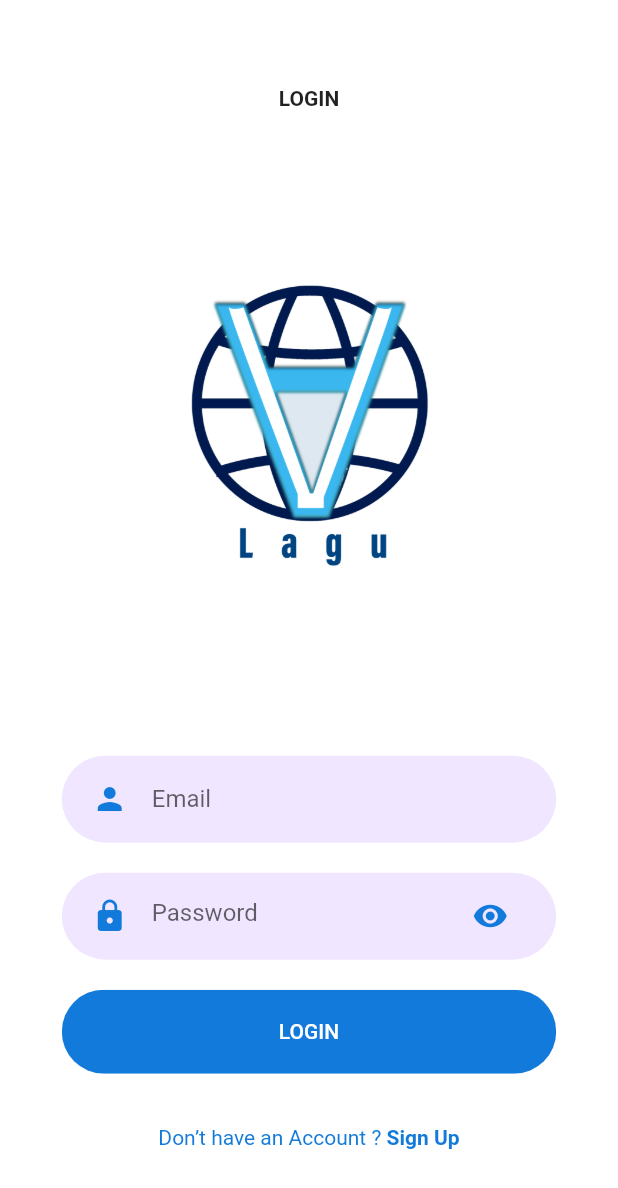
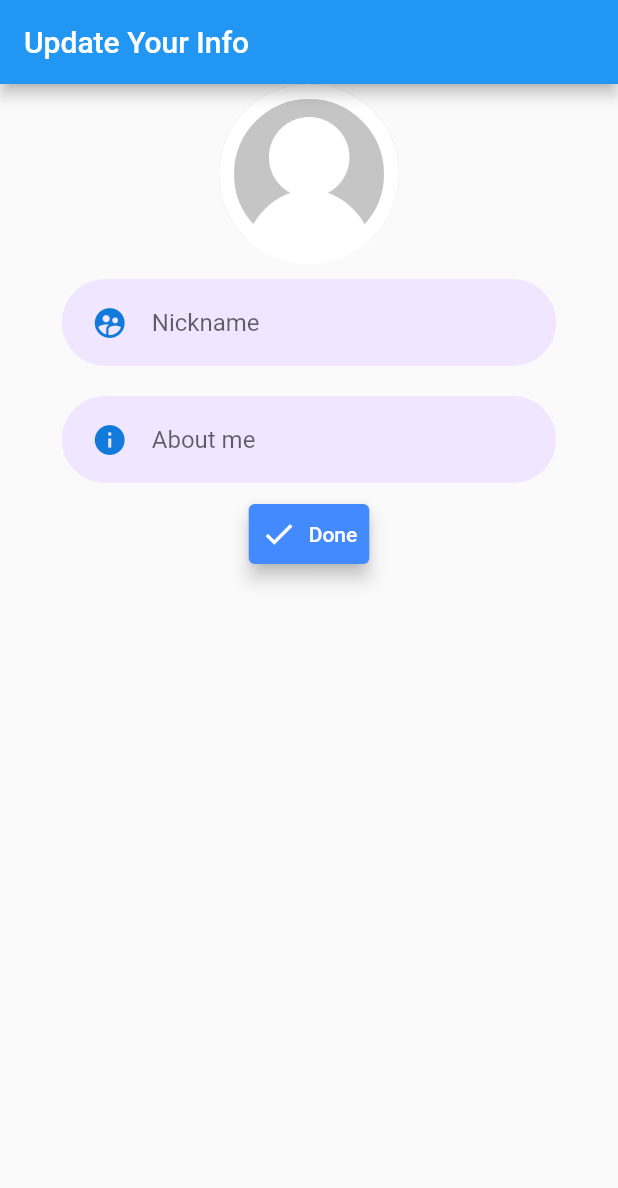
Before and after one commit to quanphanhong/lagu-app, a Flutter app: the screen it shows after launch, on a phone screen of 412 x 824 dp. Shown: the top 1188 px of the screen. Run offline on Flutter 3.47's test engine with Material 2 defaults, Android fonts, the phone set to English and light mode, and no system bars; our stand-ins replace cached_network_image, cloud_firestore, convex_bottom_bar, firebase_auth, firebase_core, firebase_storage and 4 more; missing offline and left inert: mvc_application; accounts and stored records are empty.

Commit message:
Add Info Update screen

```diff
--- /dev/null
+++ b/lagu_app/lib/Screens/InfoUpdate/components/profile_picture_update.dart
@@ -0,0 +1,40 @@
+import 'package:flutter/material.dart';
+import 'package:lagu_app/Controller/file_handler.dart';
+
+class ProfilePictureUpdate extends StatefulWidget {
+  @override
+  State<StatefulWidget> createState() => ProfilePictureState();
+}
+
+class ProfilePictureState extends State<ProfilePictureUpdate> {
+  String photoUrl = '';
+
+  @override
+  Widget build(BuildContext context) {
+    return InkWell(
+      child: Center(
+        child: Container(
+          width: 120.0,
+          height: 120.0,
+          decoration: BoxDecoration(
+              image: DecorationImage(
+                image: (photoUrl != '')
+                    ? NetworkImage(photoUrl)
+                    : AssetImage('assets/images/default-avatar.png'),
+                fit: BoxFit.cover,
+              ),
+              borderRadius: BorderRadius.circular(80),
+              border: Border.all(
+                color: Colors.white,
+                width: 10.0,
+              )),
+        ),
+      ),
+      onTap: () {
+        FileHandler.instance
+            .getImage()
+            .then((url) => setState(() => photoUrl = url));
+      },
+    );
+  }
+}
--- /dev/null
+++ b/lagu_app/lib/Screens/InfoUpdate/info_update.dart
@@ -0,0 +1,42 @@
+import 'package:flutter/material.dart';
+import 'package:lagu_app/Screens/InfoUpdate/components/profile_picture_update.dart';
+import 'package:lagu_app/components/rounded_input_field.dart';
+import 'package:lagu_app/const.dart';
+
+class InfoUpdate extends StatelessWidget {
+  @override
+  Widget build(BuildContext context) {
+    return Scaffold(
+      appBar: AppBar(
+        title: Text('Update Your Info'),
+      ),
+      body: Column(
+        children: <Widget>[
+          ProfilePictureUpdate(),
+          RoundedInputField(
+            hintText: 'Nickname',
+            icon: Icons.supervised_user_circle,
+          ),
+          RoundedInputField(
+            hintText: 'About me',
+            icon: Icons.info,
+          ),
+          TextButton.icon(
+            onPressed: () {},
+            icon: Icon(
+              Icons.done,
+              color: Colors.white,
+            ),
+            label: Text(
+              'Done',
+              style: TextStyle(color: Colors.white),
+            ),
+            style: ButtonStyle(
+                backgroundColor: MaterialStateProperty.all(themeColor),
+                elevation: MaterialStateProperty.all(5.0)),
+          )
+        ],
+      ),
+    );
+  }
+}
--- a/lagu_app/lib/main.dart
+++ b/lagu_app/lib/main.dart
@@ -2,11 +2,9 @@ import 'package:firebase_core/firebase_core.dart';
 import 'package:flutter/material.dart';
 import 'package:lagu_app/Controller/auth_provider.dart';
 import 'package:lagu_app/Controller/auth_service.dart';
+import 'package:lagu_app/Screens/InfoUpdate/info_update.dart';
 import 'package:lagu_app/Screens/Login/login_screen.dart';
 import 'package:lagu_app/Screens/Menu/menu-screen.dart';
-import 'package:lagu_app/Screens/MessageList/message_list.dart';
-import 'package:lagu_app/Screens/Messaging/messaging.dart';
-import 'package:lagu_app/Screens/UserDetail/user-detail.dart';
 import 'package:firebase_auth/firebase_auth.dart';
 
 void main() async {
@@ -23,6 +21,11 @@ class MyApp extends StatefulWidget {
 class MyAppState extends State<MyApp> {
   @override
   Widget build(BuildContext context) {
+    return MaterialApp(
+      home: InfoUpdate(),
+    );
+
+    /*
     return Provider(
       auth: AuthService(),
       child: MaterialApp(
@@ -33,7 +36,7 @@ class MyAppState extends State<MyApp> {
         ),
         home: HomeController(),
       ),
-    );
+    );*/
   }
 }
 
```
Also changed, not shown: lagu_app/lib/Controller/file_handler.dart (added, +41 -0 lines).
